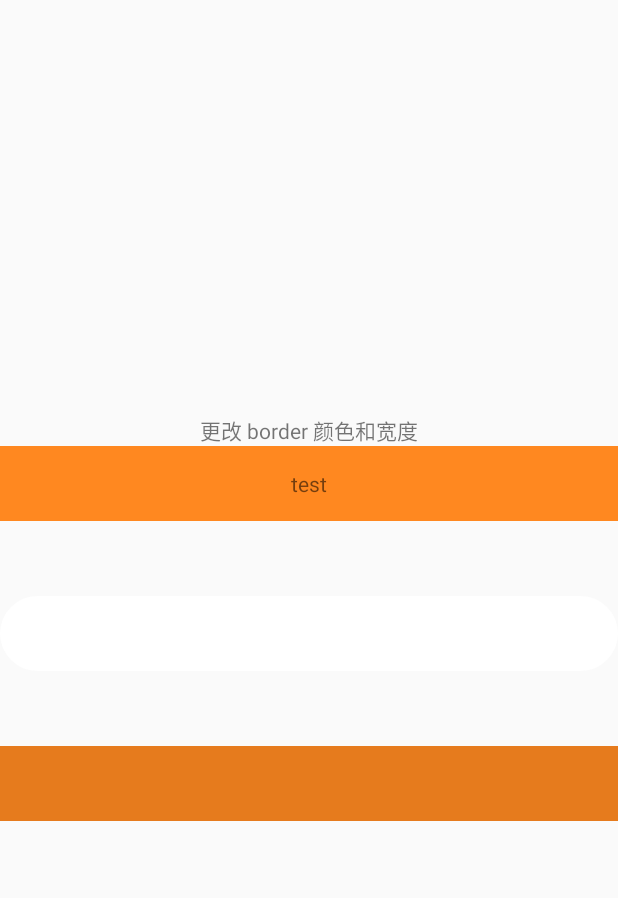
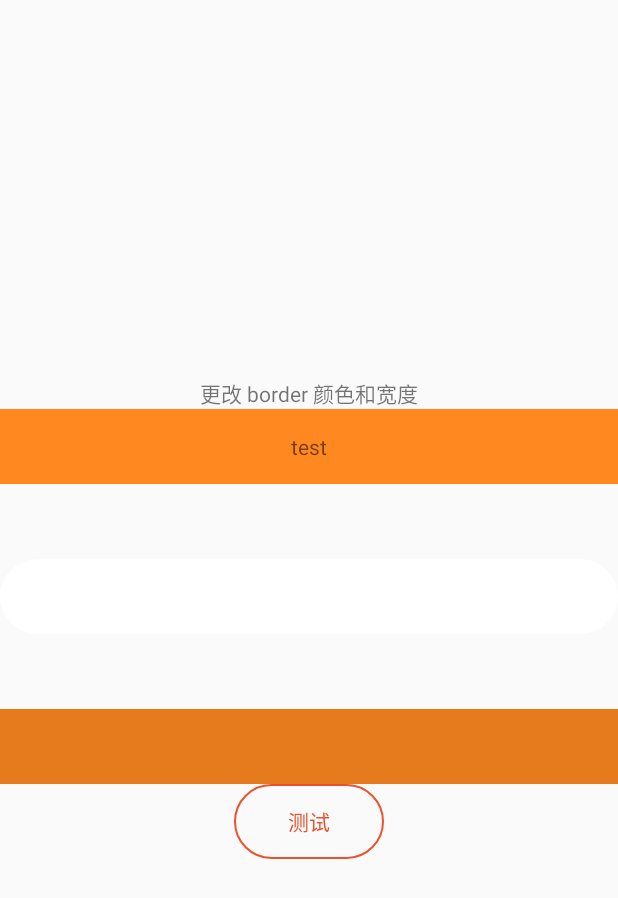
Before and after one commit to xwlichen/smartui-android, an Android app: the screen it shows after launch (MainActivity), on a phone screen of 412 x 824 dp. Shown: the top 898 px of the screen. Run offline under Robolectric (Android 15) with nearby library versions, the phone set to English and light mode, and no system bars.

Commit message:
初步提交

```diff
--- a/app/src/main/res/layout/activity_main.xml
+++ b/app/src/main/res/layout/activity_main.xml
@@ -39,4 +39,11 @@
         android:background="@drawable/test" />
 
 
+    <com.smart.ui.widget.round.SMUIRoundButton
+        android:id="@+id/btn"
+        android:layout_width="100dp"
+        android:layout_height="50dp"
+        android:text="测试"/>
+
+
 </LinearLayout>
```
